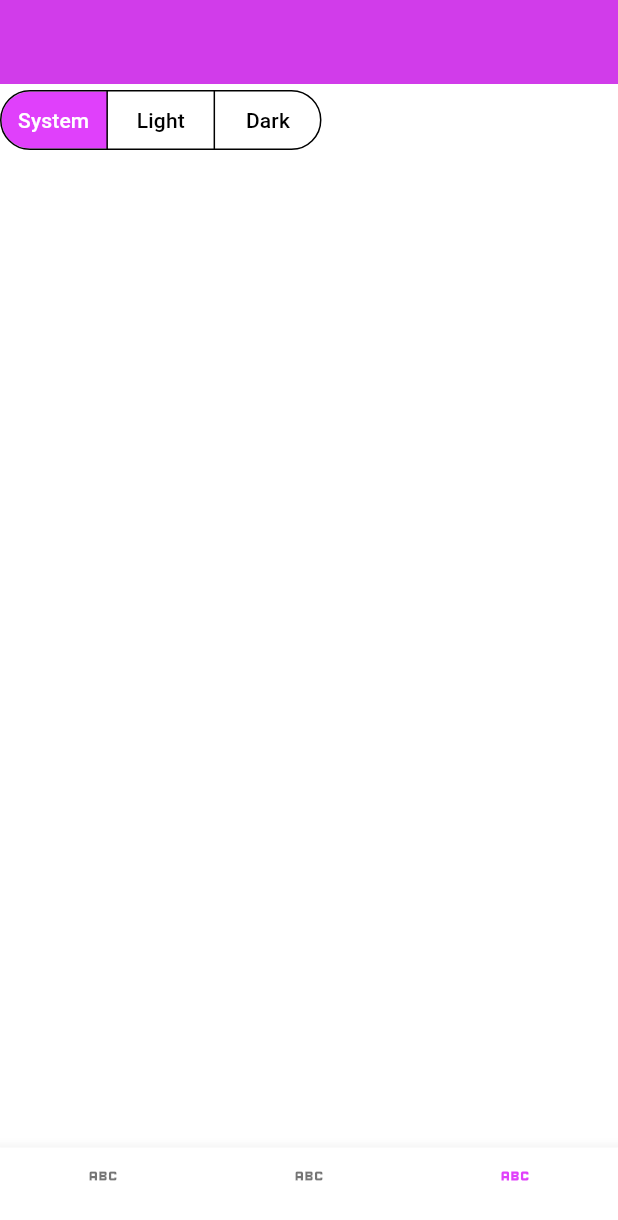
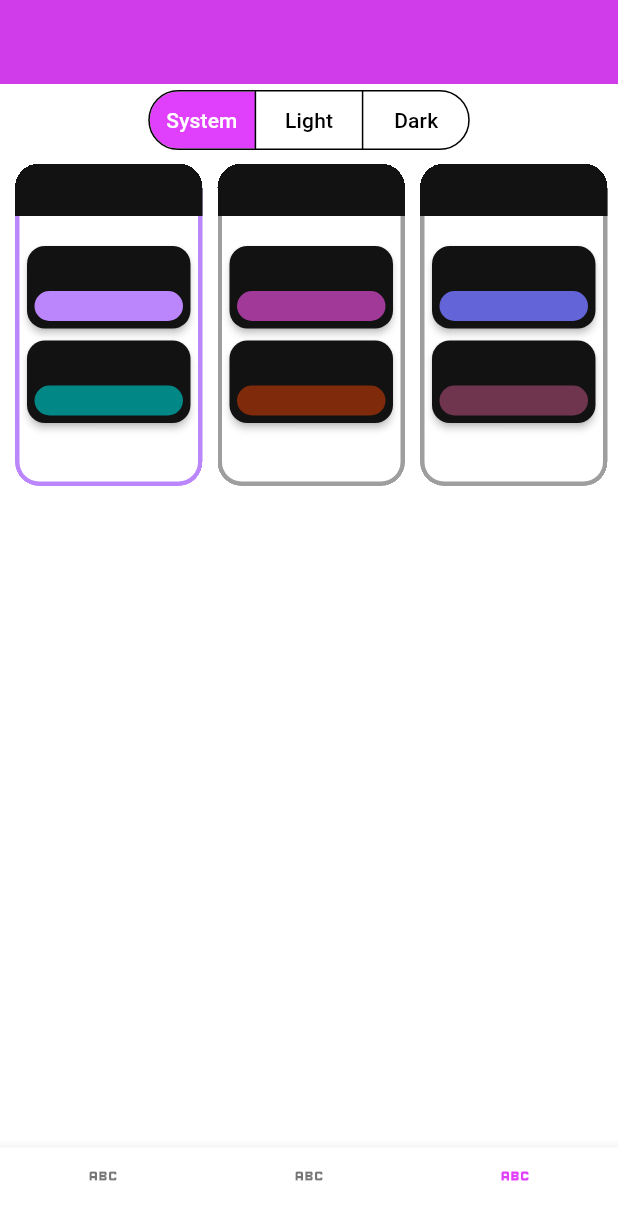
Before and after one commit to App-Elevate/AUT.aplikace-legacy, a Flutter app: the screen it shows after launch, item 3 of the bottom bar chosen, on a phone screen of 412 x 824 dp. Shown: the top 1220 px of the screen. Run offline on Flutter 3.47's test engine with Material 3 defaults, Android fonts, the phone set to English and light mode, and no system bars; our stand-ins replace awesome_notifications, device_info_plus, dio, firebase_analytics, firebase_core, firebase_crashlytics and 12 more; missing offline and left inert: background_fetch, canteenlib, install_plugin, markdown; accounts and stored records are empty; network calls fail; statements that could not run were skipped; project files that could hold a hidden picture were left out.

Commit message:
add theme style picker to new settings

```diff
--- a/lib/main.dart
+++ b/lib/main.dart
@@ -280,6 +280,7 @@ class _MyAppState extends State<MyApp> {
             valueListenable: NotifyTheme().themeNotifier,
             builder: (context, themeSettings, child) {
               bool pureBlack = themeSettings.pureBlack;
+              var userPreferences = context.watch<UserPreferences>();
               return MaterialApp(
                 localizationsDelegates: [
                   // delegate from flutter_localization
@@ -307,9 +308,9 @@ class _MyAppState extends State<MyApp> {
                 navigatorKey: MyApp.navigatorKey,
                 debugShowCheckedModeBanner: false,
                 //debugShowMaterialGrid: true,
-                theme: Themes.getTheme(themeSettings.themeStyle),
-                darkTheme: Themes.getTheme(themeSettings.themeStyle, isPureBlack: pureBlack),
-                themeMode: context.watch<UserPreferences>().themeMode,
+                theme: Themes.getTheme(userPreferences.themeStyle),
+                darkTheme: Themes.getTheme(userPreferences.themeStyle, isPureBlack: pureBlack),
+                themeMode: userPreferences.themeMode,
                 home: const NavigationScreen(),
               );
             },
--- a/lib/pages_new/settings.dart
+++ b/lib/pages_new/settings.dart
@@ -1,3 +1,5 @@
+import 'package:autojidelna/app_themes.dart';
+import 'package:autojidelna/classes_enums/all.dart';
 import 'package:autojidelna/providers.dart';
 import 'package:flutter/material.dart';
 import 'package:provider/provider.dart';
@@ -34,8 +36,67 @@ class SettingPage extends StatelessWidget {
               ],
             ),
           ),
+          SizedBox(
+            height: 225,
+            child: Consumer<UserPreferences>(
+              builder: (context, userPreferences, child) {
+                return ListView.builder(
+                  shrinkWrap: true,
+                  scrollDirection: Axis.horizontal,
+                  padding: const EdgeInsets.all(5),
+                  itemCount: ThemeStyle.values.length,
+                  itemBuilder: (context, index) {
+                    final theme = Themes.getTheme(ThemeStyle.values[index], isPureBlack: userPreferences.isPureBlack);
+                    return Theme(
+                      data: theme,
+                      child: Padding(
+                        padding: const EdgeInsets.symmetric(horizontal: 5),
+                        child: OutlinedButton(
+                          clipBehavior: Clip.hardEdge,
+                          style: OutlinedButton.styleFrom(
+                            shape: RoundedRectangleBorder(borderRadius: BorderRadius.circular(16)),
+                            fixedSize: const Size.fromWidth(125),
+                            padding: EdgeInsets.zero,
+                            side: BorderSide(
+                              width: 3,
+                              strokeAlign: BorderSide.strokeAlignInside,
+                              color: ThemeStyle.values[index] == userPreferences.themeStyle ? theme.colorScheme.primary : Colors.grey,
+                            ),
+                          ),
+                          onPressed: () => userPreferences.setThemeStyle = ThemeStyle.values[index],
+                          child: Column(
+                            children: [
+                              Container(height: 35, color: theme.appBarTheme.backgroundColor),
+                              const Divider(color: Colors.transparent),
+                              foodTileColorSchemePreview(context, theme.colorScheme.primary),
+                              foodTileColorSchemePreview(context, theme.colorScheme.secondary),
+                            ],
+                          ),
+                        ),
+                      ),
+                    );
+                  },
+                );
+              },
+            ),
+          ),
         ],
       ),
     );
   }
+
+  Widget foodTileColorSchemePreview(BuildContext context, Color color) {
+    return Card(
+      margin: const EdgeInsets.symmetric(horizontal: 8, vertical: 4),
+      child: Container(
+        height: 20,
+        width: 100,
+        margin: const EdgeInsets.fromLTRB(5, 30, 5, 5),
+        decoration: BoxDecoration(
+          color: color,
+          borderRadius: BorderRadius.circular(12.5),
+        ),
+      ),
+    );
+  }
 }
```
